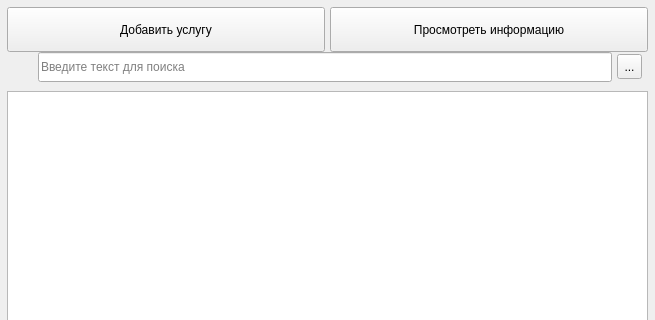
This is interface/service/servicesListForm.ui in strizh78/MApp as Qt 5 draws it before an edit; both pictures show x 0 to 655 and y 0 to 320 of the 655 by 542 pixel window. The edited form follows.
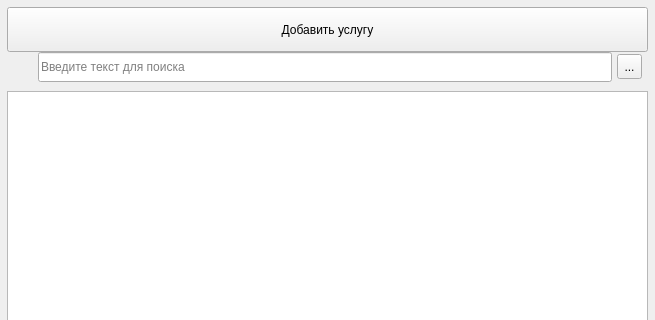
This is the edited form. Icons and pictures are not drawn.

Commit message: Forms of services and patients are brought into line with the rest

What changed in the file:
```diff
--- a/interface/service/servicesListForm.ui
+++ b/interface/service/servicesListForm.ui
@@ -65,21 +65,9 @@
          <property name="text">
           <string>Добавить услугу</string>
          </property>
-        </widget>
-       </item>
-       <item>
-        <widget class="QPushButton" name="selectService">
-         <property name="enabled">
-          <bool>true</bool>
-         </property>
-         <property name="minimumSize">
-          <size>
-           <width>0</width>
-           <height>45</height>
-          </size>
-         </property>
-         <property name="text">
-          <string>Просмотреть информацию</string>
+         <property name="icon">
+          <iconset resource="../icons.qrc">
+           <normaloff>:/icons/greenPlusIcon.png</normaloff>:/icons/greenPlusIcon.png</iconset>
          </property>
         </widget>
        </item>
```
Left out of the diff: 5 changed lines with no effect on the pictures. The commit also changes 6 other files.
